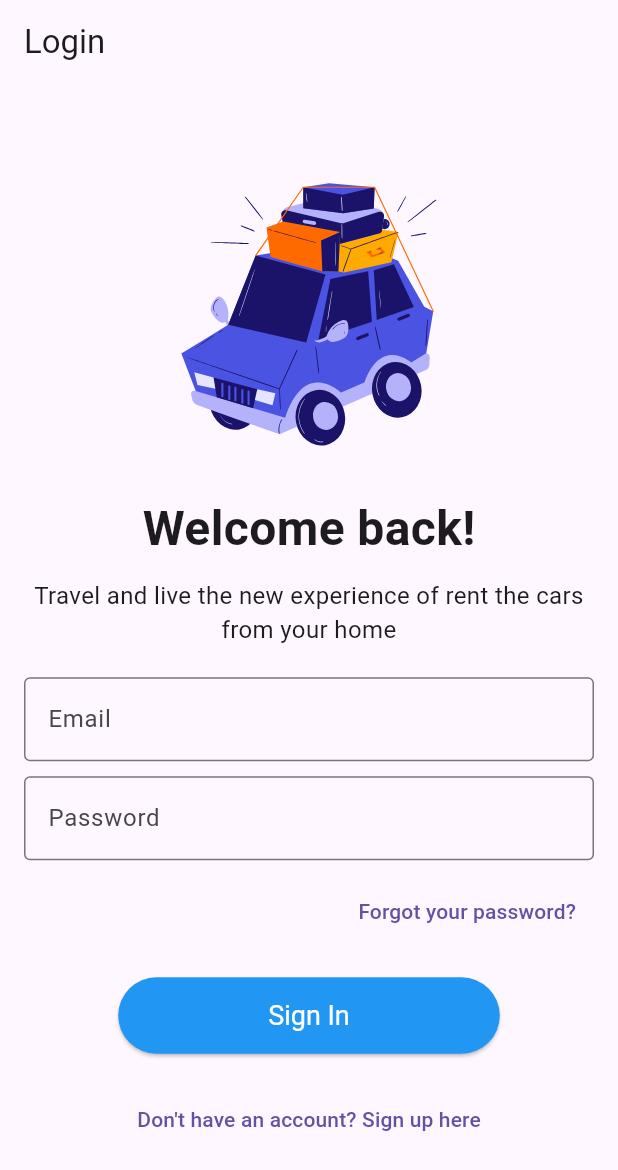
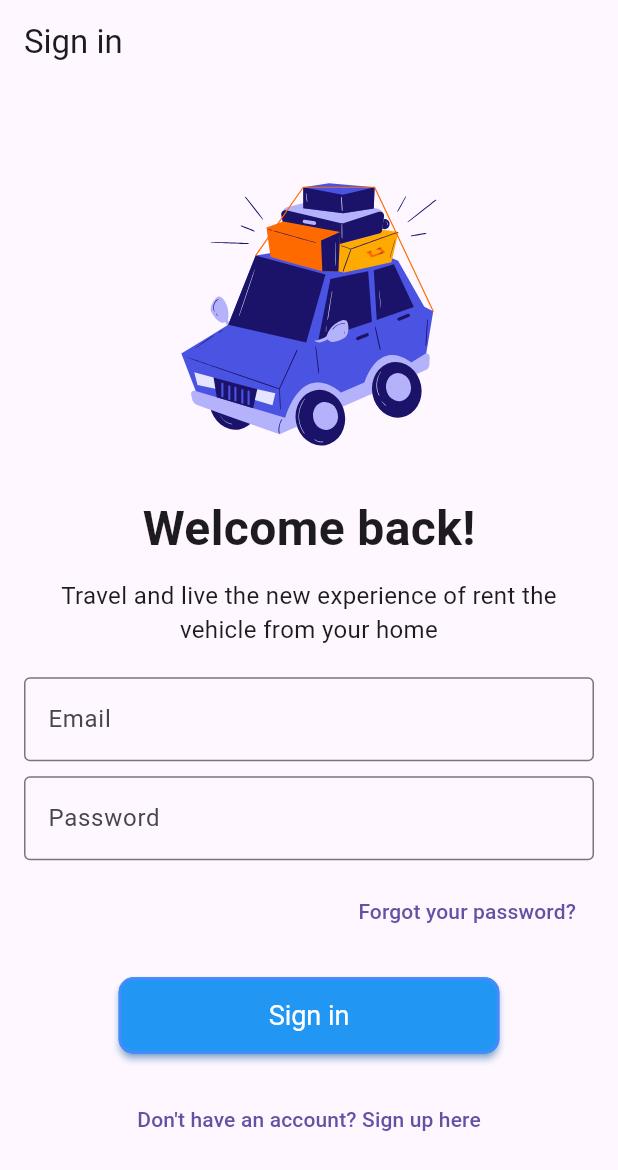
Before and after one commit to MahinSojitra/mvrs-multi-vehicle-rental-system, a Flutter app: the screen it shows after launch, on a phone screen of 412 x 824 dp. Shown: the top 1170 px of the screen. Run offline on Flutter 3.47's test engine with Material 3 defaults, Android fonts, the phone set to English and light mode, and no system bars; our stand-ins replace flutter_svg.

Commit message:
update login_page.dart

```diff
--- a/mvrs/lib/auth/login_page.dart
+++ b/mvrs/lib/auth/login_page.dart
@@ -25,7 +25,7 @@ class _LoginPageState extends State<LoginPage> {
       appBar: AppBar(
         backgroundColor: Colors.transparent,
         elevation: 0,
-        title: Text('Login'),
+        title: Text('Sign in'),
       ),
       body: Center(
         child: Padding(
@@ -46,7 +46,7 @@ class _LoginPageState extends State<LoginPage> {
               ),
               SizedBox(height: 10),
               Text(
-                'Travel and live the new experience of rent the cars from your home',
+                'Travel and live the new experience of rent the vehicle from your home',
                 textAlign: TextAlign.center,
                 style: TextStyle(fontSize: 16),
               ),
@@ -71,6 +71,7 @@ class _LoginPageState extends State<LoginPage> {
               Align(
                 alignment: Alignment.centerRight,
                 child: TextButton(
+                  style: TextButton.styleFrom(),
                   onPressed: () {
                     // Handle forgot password
                   },
@@ -88,10 +89,16 @@ class _LoginPageState extends State<LoginPage> {
                 style: ElevatedButton.styleFrom(
                   backgroundColor: Colors.blue,
                   foregroundColor: Colors.white,
+                  shadowColor: Colors.blue,
+                  elevation: 2,
+                  shape: RoundedRectangleBorder(
+                    side: BorderSide(color: Colors.blueAccent, width: 2),
+                    borderRadius: BorderRadius.circular(10),
+                  ),
                   padding: EdgeInsets.symmetric(horizontal: 100, vertical: 15),
                   textStyle: TextStyle(fontSize: 18),
                 ),
-                child: Text('Sign In'),
+                child: Text('Sign in'),
               ),
               SizedBox(height: 20),
               TextButton(
```
